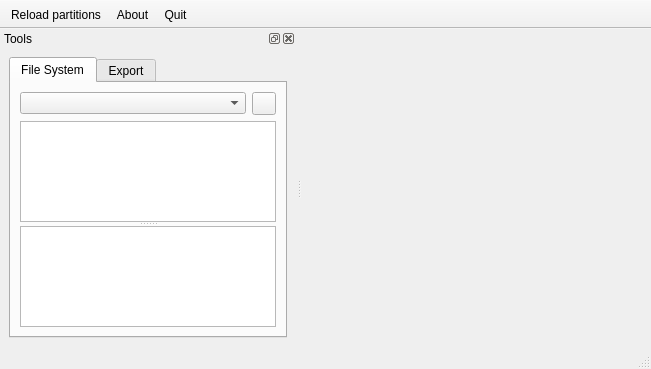
First picture: the form in qwbfs/src/UIMain.ui, repository amestica/qwbfs, before the edit.
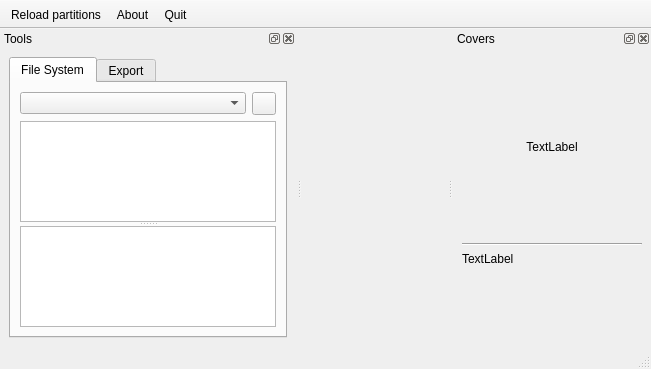
Second picture: the form after the edit. Icons and pictures are not drawn. Custom widgets are drawn as their Qt base class.

Commit message: Add helpers for region / languages. Add ugly beta disc cover preview.

```diff
--- a/qwbfs/src/UIMain.ui
+++ b/qwbfs/src/UIMain.ui
@@ -220,6 +220,66 @@
    <addaction name="aAbout"/>
    <addaction name="aQuit"/>
   </widget>
+  <widget class="QDockWidget" name="dwCovers">
+   <property name="windowTitle">
+    <string>Covers</string>
+   </property>
+   <attribute name="dockWidgetArea">
+    <number>2</number>
+   </attribute>
+   <widget class="QWidget" name="dockWidgetContents_2">
+    <layout class="QVBoxLayout" name="verticalLayout_4">
+     <item>
+      <widget class="QLabel" name="lCover">
+       <property name="minimumSize">
+        <size>
+         <width>180</width>
+         <height>180</height>
+        </size>
+       </property>
+       <property name="maximumSize">
+        <size>
+         <width>180</width>
+         <height>180</height>
+        </size>
+       </property>
+       <property name="text">
+        <string>TextLabel</string>
+       </property>
+       <property name="alignment">
+        <set>Qt::AlignCenter</set>
+       </property>
+       <property name="openExternalLinks">
+        <bool>true</bool>
+       </property>
+      </widget>
+     </item>
+     <item>
+      <widget class="Line" name="line">
+       <property name="orientation">
+        <enum>Qt::Horizontal</enum>
+       </property>
+      </widget>
+     </item>
+     <item>
+      <widget class="QLabel" name="lInfos">
+       <property name="text">
+        <string>TextLabel</string>
+       </property>
+       <property name="alignment">
+        <set>Qt::AlignLeading|Qt::AlignLeft|Qt::AlignTop</set>
+       </property>
+       <property name="wordWrap">
+        <bool>true</bool>
+       </property>
+       <property name="openExternalLinks">
+        <bool>true</bool>
+       </property>
+      </widget>
+     </item>
+    </layout>
+   </widget>
+  </widget>
   <action name="aReloadPartitions">
    <property name="icon">
     <iconset resource="../resources/resources.qrc">
```
Left out of the diff: 2 changed lines with no effect on the pictures. The commit also changes 12 other files.
